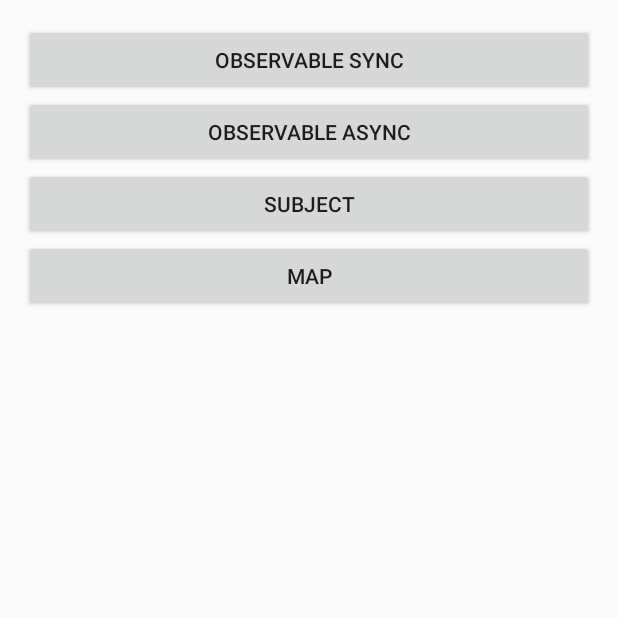
After one commit to ngohado/My-Example, an Android app: the RXJavaActivity screen opened directly, with no data from a screen before it, on a phone screen of 412 x 824 dp, the top half of it. The commit adds this screen. Run offline under Robolectric (Android 15) with nearby library versions, the phone set to English and light mode, and no system bars; our stand-ins replace ButterKnife; libraries missing offline, so code that uses them is left out: rx.android.schedulers, rx.functions, rx.schedulers; 2 statements that could not run were skipped.

Commit message:
add mvp partern

```diff
--- /dev/null
+++ b/app/src/main/res/layout/activity_rxjava.xml
@@ -0,0 +1,42 @@
+<?xml version="1.0" encoding="utf-8"?>
+<LinearLayout xmlns:android="http://schemas.android.com/apk/res/android"
+    xmlns:tools="http://schemas.android.com/tools"
+    android:layout_width="match_parent"
+    android:layout_height="match_parent"
+    android:orientation="vertical"
+    android:paddingBottom="@dimen/activity_vertical_margin"
+    android:paddingLeft="@dimen/activity_horizontal_margin"
+    android:paddingRight="@dimen/activity_horizontal_margin"
+    android:paddingTop="@dimen/activity_vertical_margin"
+    tools:context="com.hado.myexample.rxjava.RXJavaActivity">
+
+    <Button
+        android:id="@+id/btn_observable_sync"
+        android:layout_width="match_parent"
+        android:layout_height="wrap_content"
+        android:text="Observable Sync" />
+
+    <Button
+        android:id="@+id/btn_observable_async"
+        android:layout_width="match_parent"
+        android:layout_height="wrap_content"
+        android:text="Observable Async" />
+
+    <Button
+        android:id="@+id/btn_subject"
+        android:layout_width="match_parent"
+        android:layout_height="wrap_content"
+        android:text="Subject" />
+
+    <Button
+        android:id="@+id/btn_map"
+        android:layout_width="match_parent"
+        android:layout_height="wrap_content"
+        android:text="Map" />
+
+    <ImageView
+        android:id="@+id/image"
+        android:layout_width="50dp"
+        android:layout_height="50dp" />
+
+</LinearLayout>
```
Also changed, not shown: app/build.gradle (+7 -0 lines), app/src/main/AndroidManifest.xml (+6 -3 lines), app/src/main/java/com/hado/myexample/activity/MainActivity.java (+7 -1 lines), app/src/main/java/com/hado/myexample/rxjava/RXJavaActivity.java (added, +167 -0 lines), app/src/main/java/com/hado/myexample/rxjava/RxEventUtil.java (added, +32 -0 lines), gradle.properties (+10 -10 lines), app/src/main/res/mipmap-hdpi/rxjava.png (added).
